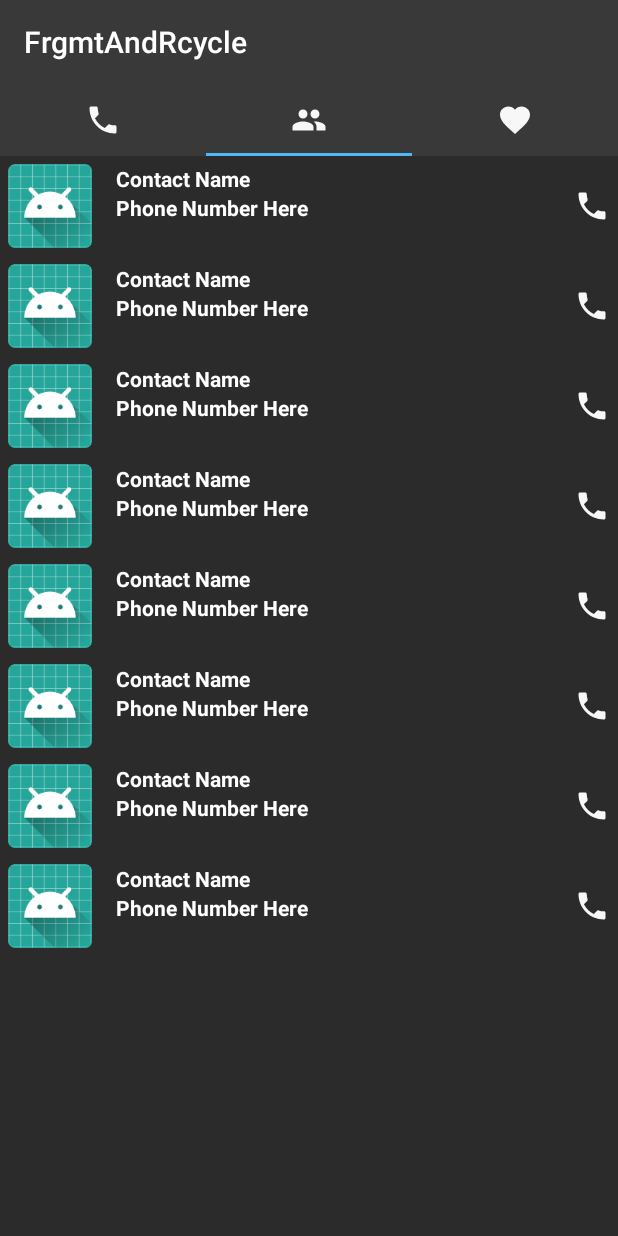
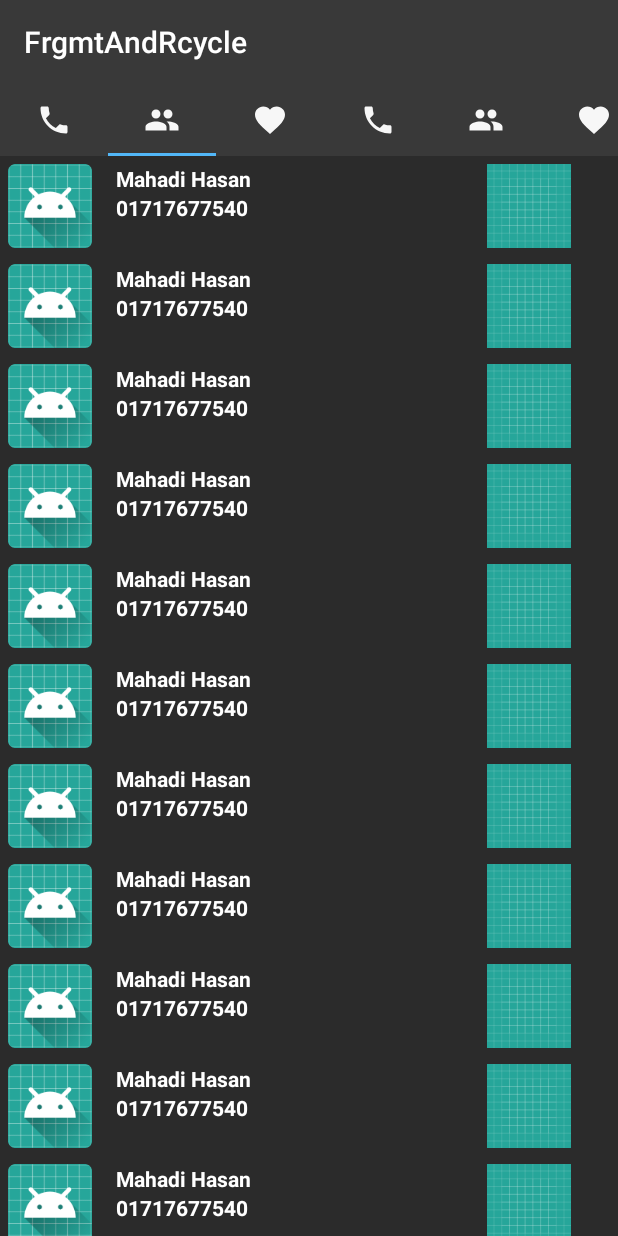
Before and after one commit to codermahadi/Fragment-with-Recyclerview-, an Android app: the screen it shows after launch (MainActivity), tab 2 chosen, on a phone screen of 412 x 824 dp. Run offline under Robolectric (Android 15) with nearby library versions, the phone set to English and light mode, and no system bars.

Commit message:
bind value for show recycle view

```diff
--- a/app/src/main/java/com/example/mahadi/frgmtandrcycle/Contact.java
+++ b/app/src/main/java/com/example/mahadi/frgmtandrcycle/Contact.java
@@ -6,9 +6,13 @@ package com.example.mahadi.frgmtandrcycle;
 
 public class Contact {
 
-     private String name;
+    private String name;
     private String phn;
     private int photo;
+
+    public Contact() {
+
+    }
 
     public Contact(String name, String phn, int photo) {
         this.name = name;
--- a/app/src/main/java/com/example/mahadi/frgmtandrcycle/FrmtContact.java
+++ b/app/src/main/java/com/example/mahadi/frgmtandrcycle/FrmtContact.java
@@ -50,5 +50,13 @@ public class FrmtContact extends Fragment {
         listCont.add(new Contact("Mahadi Hasan","01717677540",R.drawable.ic_launcher_background));
         listCont.add(new Contact("Mahadi Hasan","01717677540",R.drawable.ic_launcher_background));
         listCont.add(new Contact("Mahadi Hasan","01717677540",R.drawable.ic_launcher_background));
+        listCont.add(new Contact("Mahadi Hasan","01717677540",R.drawable.ic_launcher_background));
+        listCont.add(new Contact("Mahadi Hasan","01717677540",R.drawable.ic_launcher_background));
+        listCont.add(new Contact("Mahadi Hasan","01717677540",R.drawable.ic_launcher_background));
+        listCont.add(new Contact("Mahadi Hasan","01717677540",R.drawable.ic_launcher_background));
+        listCont.add(new Contact("Mahadi Hasan","01717677540",R.drawable.ic_launcher_background));
+        listCont.add(new Contact("Mahadi Hasan","01717677540",R.drawable.ic_launcher_background));
+        listCont.add(new Contact("Mahadi Hasan","01717677540",R.drawable.ic_launcher_background));
+        listCont.add(new Contact("Mahadi Hasan","01717677540",R.drawable.ic_launcher_background));
     }
 }
--- a/app/src/main/java/com/example/mahadi/frgmtandrcycle/MainActivity.java
+++ b/app/src/main/java/com/example/mahadi/frgmtandrcycle/MainActivity.java
@@ -28,6 +28,9 @@ public class MainActivity extends AppCompatActivity {
         viewPageAdapter.AddFrmt(new Frmt_call(),"");
         viewPageAdapter.AddFrmt(new FrmtContact(),"");
         viewPageAdapter.AddFrmt(new Frmt_fav(),"");
+        viewPageAdapter.AddFrmt(new Frmt_call(), "");
+        viewPageAdapter.AddFrmt(new FrmtContact(), "");
+        viewPageAdapter.AddFrmt(new Frmt_fav(), "");
 
         viewPager.setAdapter(viewPageAdapter);
         tabLayout.setupWithViewPager(viewPager);
@@ -35,6 +38,9 @@ public class MainActivity extends AppCompatActivity {
         tabLayout.getTabAt(0).setIcon(R.drawable.ic_call_black_24dp);
         tabLayout.getTabAt(1).setIcon(R.drawable.ic_group_black_24dp);
         tabLayout.getTabAt(2).setIcon(R.drawable.ic_favorite_black_24dp);
+        tabLayout.getTabAt(3).setIcon(R.drawable.ic_call_black_24dp);
+        tabLayout.getTabAt(4).setIcon(R.drawable.ic_group_black_24dp);
+        tabLayout.getTabAt(5).setIcon(R.drawable.ic_favorite_black_24dp);
 
         //Remove ActionBar Shadow
 
--- a/app/src/main/java/com/example/mahadi/frgmtandrcycle/RecycleViewAdapter.java
+++ b/app/src/main/java/com/example/mahadi/frgmtandrcycle/RecycleViewAdapter.java
@@ -14,7 +14,7 @@ import java.util.List;
  * Created by Mahadi on 3/11/2018.
  */
 
-public class RecycleViewAdapter extends RecyclerView.Adapter<RecycleViewAdapter.MyViewHolder>{
+public class RecycleViewAdapter extends RecyclerView.Adapter<RecycleViewAdapter.MyViewHolder> {
 
     Context context;
     List<Contact> contactList;
@@ -27,7 +27,7 @@ public class RecycleViewAdapter extends RecyclerView.Adapter<RecycleViewAdapter.
     @Override
     public MyViewHolder onCreateViewHolder(ViewGroup parent, int viewType) {
         View v;
-        v = LayoutInflater.from(context).inflate(R.layout.item_contact,parent,false);
+        v = LayoutInflater.from(context).inflate(R.layout.item_contact, parent, false);
         MyViewHolder myViewHolder = new MyViewHolder(v);
         return myViewHolder;
     }
@@ -35,6 +35,9 @@ public class RecycleViewAdapter extends RecyclerView.Adapter<RecycleViewAdapter.
     @Override
     public void onBindViewHolder(MyViewHolder holder, int position) {
 
+        holder.name.setText(contactList.get(position).getName());
+        holder.phone_num.setText(contactList.get(position).getPhn());
+        holder.imageView.setImageResource(contactList.get(position).getPhoto());
     }
 
     @Override
@@ -42,7 +45,7 @@ public class RecycleViewAdapter extends RecyclerView.Adapter<RecycleViewAdapter.
         return contactList.size();
     }
 
-    public static class MyViewHolder extends RecyclerView.ViewHolder{
+    public static class MyViewHolder extends RecyclerView.ViewHolder {
 
         TextView name;
         TextView phone_num;
@@ -52,9 +55,9 @@ public class RecycleViewAdapter extends RecyclerView.Adapter<RecycleViewAdapter.
         public MyViewHolder(View itemView) {
             super(itemView);
 
-            name  = (TextView) itemView.findViewById(R.id.name_contact);
-            phone_num = (TextView)itemView.findViewById(R.id.ph_number);
-            imageView = (ImageView)itemView.findViewById(R.id.img);
+            name = (TextView) itemView.findViewById(R.id.name_contact);
+            phone_num = (TextView) itemView.findViewById(R.id.ph_number);
+            imageView = (ImageView) itemView.findViewById(R.id.img);
         }
     }
 }
--- a/app/src/main/res/layout/activity_main.xml
+++ b/app/src/main/res/layout/activity_main.xml
@@ -11,7 +11,7 @@
         android:layout_width="match_parent"
         android:layout_height="wrap_content"
         android:background="@color/colorPrimary"
-        app:tabMode="fixed"
+        app:tabMode="scrollable"
         app:tabIndicatorColor="@color/colorAccent"
         android:id="@+id/tabLayout_id">
     </android.support.design.widget.TabLayout>
--- a/app/src/main/res/layout/call_frmt.xml
+++ b/app/src/main/res/layout/call_frmt.xml
@@ -1,5 +1,5 @@
 <?xml version="1.0" encoding="utf-8"?>
-<android.support.constraint.ConstraintLayout
+<LinearLayout
     xmlns:android="http://schemas.android.com/apk/res/android"
     android:layout_width="match_parent"
     android:layout_height="match_parent"
@@ -7,4 +7,4 @@
 
 
 
-</android.support.constraint.ConstraintLayout>
+</LinearLayout>
--- a/build.gradle
+++ b/build.gradle
@@ -7,7 +7,7 @@ buildscript {
         jcenter()
     }
     dependencies {
-        classpath 'com.android.tools.build:gradle:3.0.1'
+        classpath 'com.android.tools.build:gradle:3.1.2'
 
 
         // NOTE: Do not place your application dependencies here; they belong
```
Also changed, not shown: gradle/wrapper/gradle-wrapper.properties.
